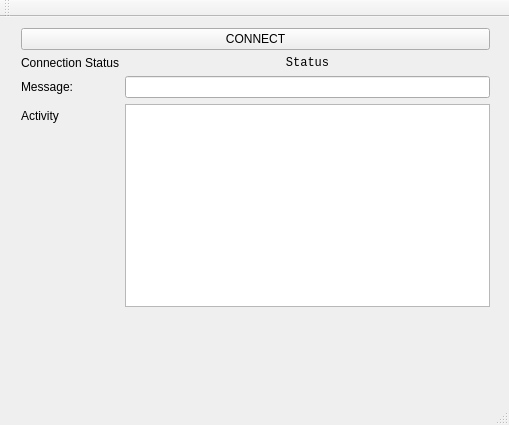
Old version of the form client/main_window.ui in the repository redmoo/P2P-Radio.
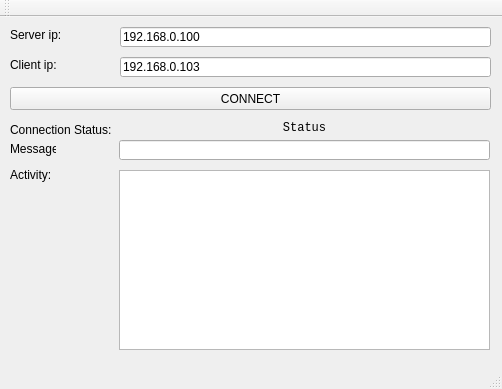
New version of the form.

Commit message: IP settings on start, reworked connection sequence.

Diff of the .ui file:
```diff
--- a/client/main_window.ui
+++ b/client/main_window.ui
@@ -6,46 +6,117 @@
    <rect>
     <x>0</x>
     <y>0</y>
-    <width>509</width>
-    <height>425</height>
+    <width>502</width>
+    <height>389</height>
    </rect>
   </property>
   <property name="windowTitle">
    <string>MainWindow</string>
   </property>
   <widget class="QWidget" name="centralWidget">
-   <widget class="QWidget" name="formLayoutWidget">
+   <widget class="QLineEdit" name="serverConnectionInfo">
     <property name="geometry">
      <rect>
+      <x>120</x>
+      <y>10</y>
+      <width>371</width>
+      <height>20</height>
+     </rect>
+    </property>
+    <property name="text">
+     <string>192.168.0.100</string>
+    </property>
+   </widget>
+   <widget class="QLabel" name="label">
+    <property name="geometry">
+     <rect>
       <x>10</x>
-      <y>0</y>
-      <width>491</width>
-      <height>301</height>
+      <y>10</y>
+      <width>111</width>
+      <height>16</height>
      </rect>
     </property>
-    <layout class="QFormLayout" name="formLayout_2">
-     <property name="fieldGrowthPolicy">
-      <enum>QFormLayout::AllNonFixedFieldsGrow</enum>
-     </property>
-     <item row="1" column="0" colspan="2">
+    <property name="text">
+     <string>Server ip:</string>
+    </property>
+   </widget>
+   <widget class="QLineEdit" name="clientConnectionInfo">
+    <property name="geometry">
+     <rect>
+      <x>120</x>
+      <y>40</y>
+      <width>371</width>
+      <height>20</height>
+     </rect>
+    </property>
+    <property name="text">
+     <string>192.168.0.103</string>
+    </property>
+   </widget>
+   <widget class="QLabel" name="label_2">
+    <property name="geometry">
+     <rect>
+      <x>10</x>
+      <y>40</y>
+      <width>111</width>
+      <height>16</height>
+     </rect>
+    </property>
+    <property name="text">
+     <string>Client ip:</string>
+    </property>
+   </widget>
       <widget class="QPushButton" name="receiveButton">
+    <property name="geometry">
+     <rect>
+      <x>10</x>
+      <y>70</y>
+      <width>481</width>
+      <height>23</height>
+     </rect>
+    </property>
        <property name="text">
         <string>CONNECT</string>
        </property>
       </widget>
-     </item>
-     <item row="3" column="0">
       <widget class="QLabel" name="labelStatus">
+    <property name="geometry">
+     <rect>
+      <x>10</x>
+      <y>105</y>
+      <width>101</width>
+      <height>16</height>
+     </rect>
+    </property>
        <property name="text">
-        <string>Connection Status</string>
+     <string>Connection Status:</string>
        </property>
        <property name="textFormat">
         <enum>Qt::RichText</enum>
        </property>
       </widget>
-     </item>
-     <item row="3" column="1">
+   <widget class="QLabel" name="messageLabel">
+    <property name="geometry">
+     <rect>
+      <x>10</x>
+      <y>124</y>
+      <width>46</width>
+      <height>16</height>
+     </rect>
+    </property>
+    <property name="text">
+     <string>Message:</string>
+    </property>
+   </widget>
       <widget class="QLabel" name="connectionStatus">
+    <property name="geometry">
+     <rect>
+      <x>119</x>
+      <y>103</y>
+      <width>371</width>
+      <height>16</height>
+     </rect>
+    </property>
        <property name="font">
         <font>
          <family>Consolas</family>
@@ -62,39 +133,47 @@
         <set>Qt::AlignCenter</set>
        </property>
       </widget>
-     </item>
-     <item row="4" column="0">
-      <widget class="QLabel" name="messageLabel">
-       <property name="text">
-        <string>Message:</string>
-       </property>
-      </widget>
-     </item>
-     <item row="4" column="1">
+   <widget class="QPlainTextEdit" name="activityDisplay">
+    <property name="geometry">
+     <rect>
+      <x>119</x>
+      <y>153</y>
+      <width>371</width>
+      <height>180</height>
+     </rect>
+    </property>
+    <property name="readOnly">
+     <bool>true</bool>
+    </property>
+   </widget>
       <widget class="QLineEdit" name="messageDisplay">
        <property name="enabled">
         <bool>true</bool>
        </property>
-       <property name="readOnly">
-        <bool>true</bool>
-       </property>
-      </widget>
-     </item>
-     <item row="5" column="1">
-      <widget class="QPlainTextEdit" name="activityDisplay">
+    <property name="geometry">
+     <rect>
+      <x>119</x>
+      <y>123</y>
+      <width>371</width>
+      <height>20</height>
+     </rect>
+    </property>
        <property name="readOnly">
         <bool>true</bool>
        </property>
       </widget>
-     </item>
-     <item row="5" column="0">
       <widget class="QLabel" name="activityLabel">
+    <property name="geometry">
+     <rect>
+      <x>10</x>
+      <y>150</y>
+      <width>51</width>
+      <height>16</height>
+     </rect>
+    </property>
        <property name="text">
-        <string>Activity</string>
-       </property>
-      </widget>
-     </item>
-    </layout>
+     <string>Activity:</string>
+    </property>
    </widget>
   </widget>
   <widget class="QMenuBar" name="menuBar">
```
Left out of the diff: 4 changed lines with no effect on the pictures. Lines whose indentation alone changed are shown as unchanged. The commit also changes 14 other files.
